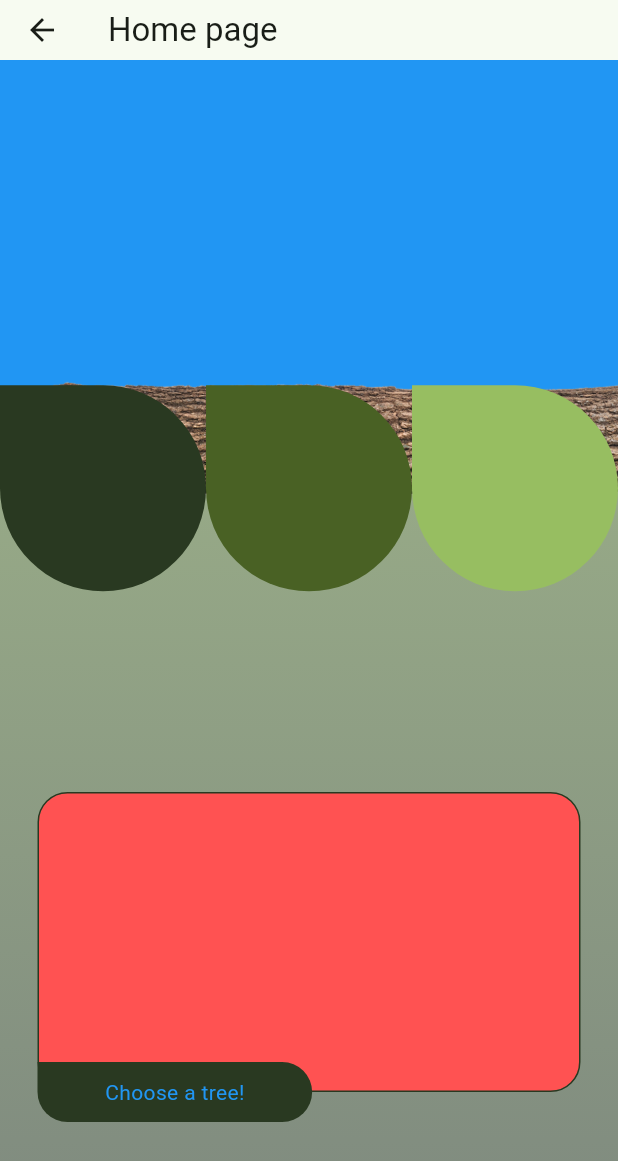
After one commit to ChaiB04/treebud, a Flutter app: the screen it shows after launch, after a tap on "Homepage", on a phone screen of 412 x 824 dp. The commit adds this screen. Shown: the top 1161 px of the screen. Run offline on Flutter 3.47's test engine with Material 3 defaults, Android fonts, the phone set to English and light mode, and no system bars; our stand-ins replace flutter_map, geolocator, latlong2; missing offline and left inert: arcore_flutter_plugin, flutter_map_animations, flutter_map_cancellable_tile_provider, mongo_dart.

Commit message:
Started on the home page, it looks more cramped than expected so layout has to be reconsidered

```diff
--- /dev/null
+++ b/tree_bud/lib/screens/homepage.dart
@@ -0,0 +1,146 @@
+import 'package:flutter/material.dart';
+
+class HomePage extends StatefulWidget {
+  const HomePage({super.key});
+
+  @override
+  State<HomePage> createState() => _HomePageState();
+}
+
+class _HomePageState extends State<HomePage> {
+  @override
+  Widget build(BuildContext context) {
+    return Scaffold(
+      appBar: AppBar(
+        title: const Text("Home page"),
+        toolbarHeight: 40,
+      ),
+      body: Stack(
+          children: [
+            Container(
+              height: MediaQuery.of(context).size.height,
+              width: MediaQuery.of(context).size.width,
+              decoration: const BoxDecoration(
+                gradient: LinearGradient(
+                  begin: Alignment.topCenter,
+                  end: Alignment.bottomCenter,
+                  colors: [
+                    Color.fromRGBO(164, 187, 139, 1.0),
+                    Color.fromRGBO(127, 138, 127, 1.0),
+
+                  ],
+                ),
+              ),
+            ),
+            Container(
+              color: Colors.blue,
+              child : SizedBox(
+                height: MediaQuery.of(context).size.height / 3.5 ,
+                width: 500,
+              ),
+            ),
+             Padding(
+              padding: EdgeInsets.only(top: MediaQuery.of(context).size.height / 4),
+              child: const Image(
+                image: AssetImage('assets/images/boomstam.png'),
+              ),
+
+            ),
+            Padding(
+              padding: EdgeInsets.only(top: MediaQuery.of(context).size.height / 3.8),
+              child: Row(
+                children: [
+                  Container(
+                    height: MediaQuery.of(context).size.width / 3,
+                    width: MediaQuery.of(context).size.width / 3,
+                    decoration: const BoxDecoration(
+                      color: Color.fromRGBO(41, 57, 33, 1.0),
+                      borderRadius: BorderRadius.only(
+                        bottomRight: Radius.circular(70),
+                        topRight: Radius.circular(70),
+                        bottomLeft: Radius.circular(70),
+                      ),
+                    ),
+                  ),
+                  Container(
+                    height: MediaQuery.of(context).size.width / 3,
+                    width: MediaQuery.of(context).size.width / 3,
+                    decoration: const BoxDecoration(
+                      color: Color.fromRGBO(73, 97, 36, 1.0),
+
+                      borderRadius: BorderRadius.only(
+                        bottomRight: Radius.circular(70),
+                        topRight: Radius.circular(70),
+                        bottomLeft: Radius.circular(70),
+                      ),
+                    ),
+                  ),
+                  Container(
+                    height: MediaQuery.of(context).size.width / 3,
+                    width: MediaQuery.of(context).size.width / 3,
+                    decoration: const BoxDecoration(
+                      color: Color.fromRGBO(151, 190, 97, 1.0),
+
+                      borderRadius: BorderRadius.only(
+                        bottomRight: Radius.circular(70),
+                        topRight: Radius.circular(70),
+                        bottomLeft: Radius.circular(70),
+                      ),
+                    ),
+                  ),
+                ],
+              )
+            ),
+            Padding(
+              padding: EdgeInsets.only(top: MediaQuery.of(context).size.height / 2),
+              child: Center(
+                child: Stack(
+                  children: [
+                    // Red container
+                    Container(
+                      height: 200,
+                      width: MediaQuery.of(context).size.width - 50,
+                      decoration: BoxDecoration(
+                        color: Colors.redAccent,
+                        border: Border.all(
+                          color: Color.fromRGBO(41, 57, 33, 1.0),
+                          width: 1,
+                        ),
+                        borderRadius: const BorderRadius.only(
+                          topLeft: Radius.circular(20),
+                          topRight: Radius.circular(20),
+                          bottomLeft: Radius.circular(20),
+                          bottomRight: Radius.circular(20),
+                        ),
+                      ),
+                    ),
+                      Padding(padding: const EdgeInsets.only(top: 180),
+                      child: Container(
+                        padding: const EdgeInsets.symmetric(vertical: 10, horizontal: 45),
+                        decoration: const BoxDecoration(
+                          color: Color.fromRGBO(41, 57, 33, 1.0),
+                          borderRadius:  BorderRadius.only(
+
+                            topRight: Radius.circular(20),
+                            bottomLeft: Radius.circular(20),
+                            bottomRight: Radius.circular(20),
+                          ),
+                        ),
+                        child: const Text(
+                          "Choose a tree!",
+                          style: TextStyle(
+                            color: Colors.blue,
+                          ),
+                        ),
+                      ),)
+
+                  ],
+                ),
+
+              )
+            )
+          ],
+        ),
+    );
+  }
+}
--- a/tree_bud/lib/screens/loadpage.dart
+++ b/tree_bud/lib/screens/loadpage.dart
@@ -1,5 +1,6 @@
 import "package:tree_bud/screens/arfunction.dart";
 import "package:flutter/material.dart";
+import "package:tree_bud/screens/homepage.dart";
 
 import "maps.dart";
 
@@ -35,6 +36,14 @@ class LoadPage extends StatelessWidget {
                   );
                 },
                 child: const Text("View Map")),
+            ElevatedButton(
+                onPressed: () {
+                  Navigator.push(
+                    context,
+                    MaterialPageRoute(builder: (context) => const HomePage()),
+                  );
+                },
+                child: const Text("Homepage")),
 
           ],
         ),
--- a/tree_bud/pubspec.yaml
+++ b/tree_bud/pubspec.yaml
@@ -70,6 +70,8 @@ flutter:
   #   - images/a_dot_burr.jpeg
   #   - images/a_dot_ham.jpeg
 
+  assets:
+    - assets/images/boomstam.png
   # An image asset can refer to one or more resolution-specific "variants", see
   # https://flutter.dev/assets-and-images/#resolution-aware
 
```
Also changed, not shown: tree_bud/assets/images/boomstam.png (added).
